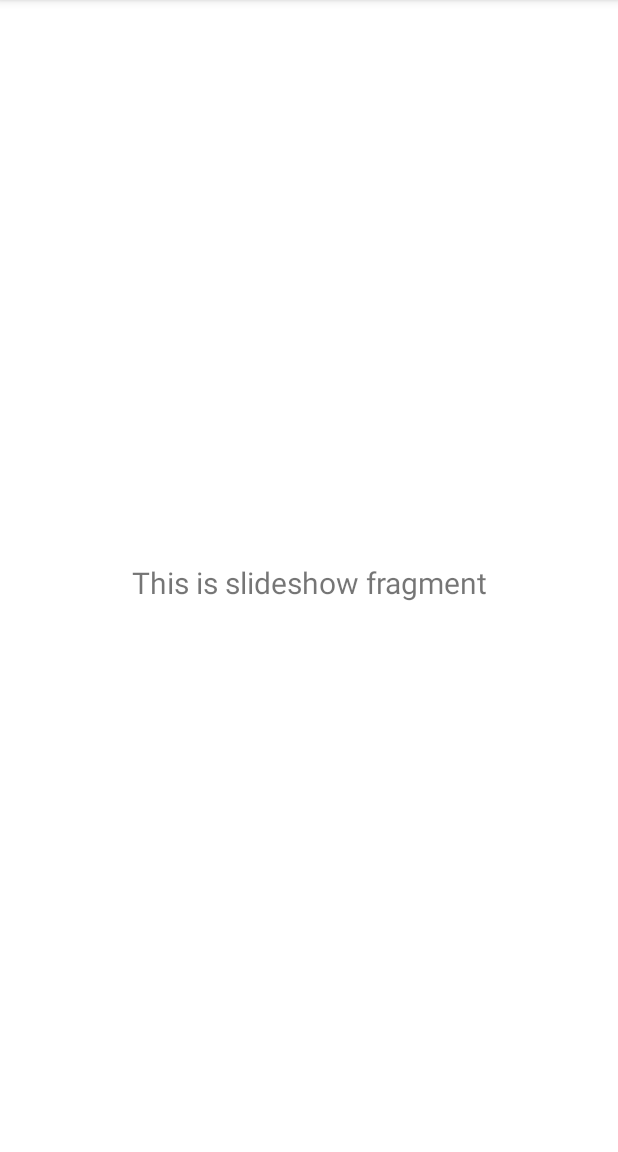
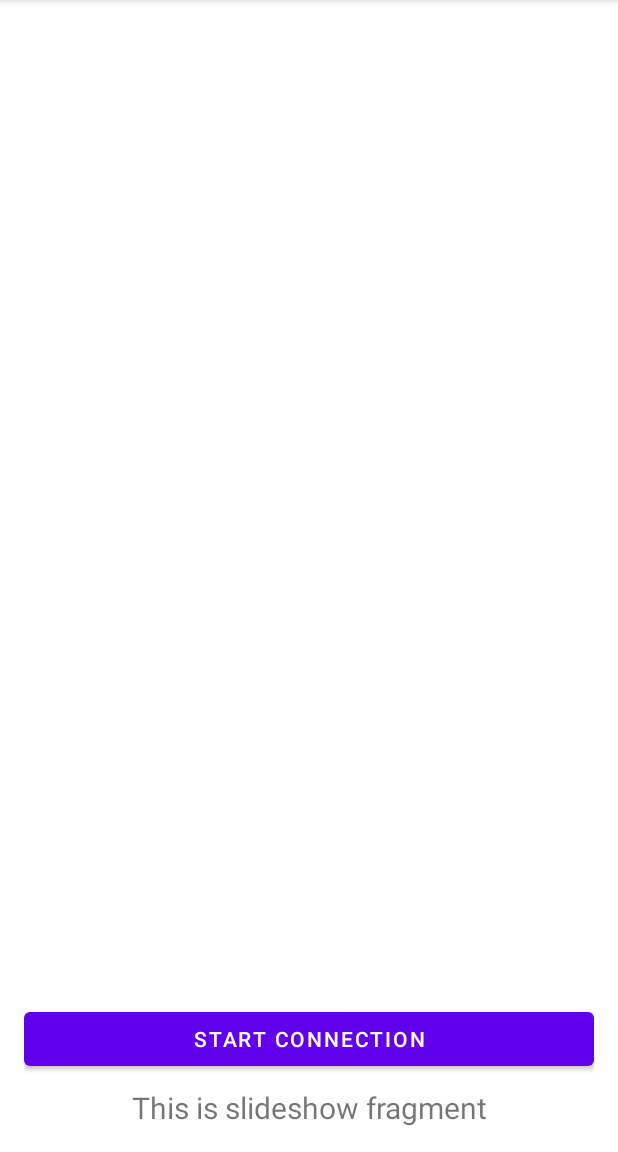
Before and after one commit to Mateo-drr/PDM, an Android app: the fragment SlideshowFragment shown on its own in the app's theme, on a phone screen of 412 x 824 dp, the part 84-1236 px from its top. Run offline under Robolectric (Android 15) with nearby library versions, the phone set to English and light mode, and no system bars.

Commit message:
12/15/2020 0

```diff
--- a/app/src/main/AndroidManifest.xml
+++ b/app/src/main/AndroidManifest.xml
@@ -1,6 +1,9 @@
 <?xml version="1.0" encoding="utf-8"?>
 <manifest xmlns:android="http://schemas.android.com/apk/res/android"
     package="com.example.pdmg2">
+
+    <uses-permission android:name="android.permission.BLUETOOTH" />
+    <uses-permission android:name="android.permission.BLUETOOTH_ADMIN" />
 
     <application
         android:allowBackup="true"
--- a/app/src/main/res/layout/fragment_slideshow.xml
+++ b/app/src/main/res/layout/fragment_slideshow.xml
@@ -1,10 +1,31 @@
 <?xml version="1.0" encoding="utf-8"?>
-<androidx.constraintlayout.widget.ConstraintLayout xmlns:android="http://schemas.android.com/apk/res/android"
-    xmlns:app="http://schemas.android.com/apk/res-auto"
+<LinearLayout xmlns:android="http://schemas.android.com/apk/res/android"
     xmlns:tools="http://schemas.android.com/tools"
     android:layout_width="match_parent"
     android:layout_height="match_parent"
+    android:paddingBottom="@dimen/activity_vertical_margin"
+    android:paddingLeft="@dimen/activity_horizontal_margin"
+    android:paddingRight="@dimen/activity_horizontal_margin"
+    android:paddingTop="@dimen/activity_vertical_margin"
+    android:orientation="vertical"
     tools:context=".ui.slideshow.SlideshowFragment">
+
+    <ScrollView
+        android:id="@+id/scrollView"
+        android:layout_width="match_parent"
+        android:layout_height="0dp"
+        android:layout_weight="8"
+        android:fillViewport="true"
+        >
+
+    </ScrollView>
+
+    <Button
+        android:id="@+id/btn_ble"
+        android:layout_width="match_parent"
+        android:layout_height="wrap_content"
+        android:onClick="onClickBLEStart"
+        android:text="@string/btnBLE" />
 
     <TextView
         android:id="@+id/text_slideshow"
@@ -14,9 +35,6 @@
         android:layout_marginTop="8dp"
         android:layout_marginEnd="8dp"
         android:textAlignment="center"
-        android:textSize="20sp"
-        app:layout_constraintBottom_toBottomOf="parent"
-        app:layout_constraintEnd_toEndOf="parent"
-        app:layout_constraintStart_toStartOf="parent"
-        app:layout_constraintTop_toTopOf="parent" />
-</androidx.constraintlayout.widget.ConstraintLayout>
+        android:textSize="20sp" />
+
+</LinearLayout>
--- a/app/src/main/res/menu/activity_main_drawer.xml
+++ b/app/src/main/res/menu/activity_main_drawer.xml
@@ -15,7 +15,7 @@
         <item
             android:id="@+id/nav_slideshow"
             android:icon="@drawable/ic_menu_slideshow"
-            android:title="Slideshow" />
+            android:title="@string/Bluetooth" />
     </group>
     <group android:checkableBehavior="single">
         <item
--- a/app/src/main/res/values/strings.xml
+++ b/app/src/main/res/values/strings.xml
@@ -30,4 +30,8 @@
     <string name="sw_on">Read data</string>
     <string name="alertD_logout">Logout</string>
     <string name="alertDMessg_logout" translatable="false">Are you shure you want to logout?</string>
+    <string name="Bluetooth" translatable="false">Bluetooth</string>
+    <string name="btnBLE" translatable="false">Start connection</string>
+    <string name="BLnotEn" translatable="false">Please enable bluetooth</string>
+    <string name="CLIENT_CHARACTERISTIC_CONFIG" translatable="false">00002902-0000-1000-8000-00805f9b34fb"</string>
 </resources>
```
Also changed, not shown: app/src/main/java/com/example/pdmg2/LogActivity.java (+16 -14 lines), app/src/main/java/com/example/pdmg2/MainActivity.java (+45 -24 lines).
